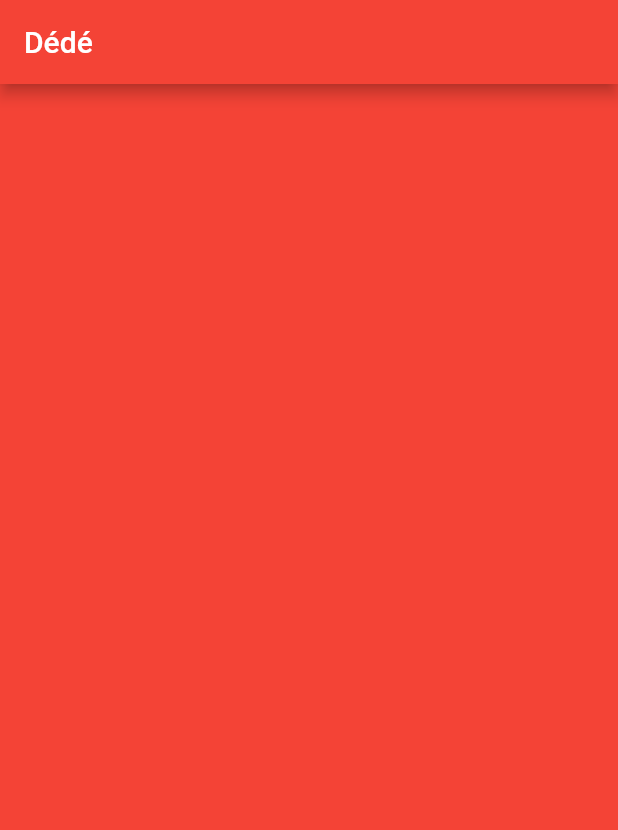
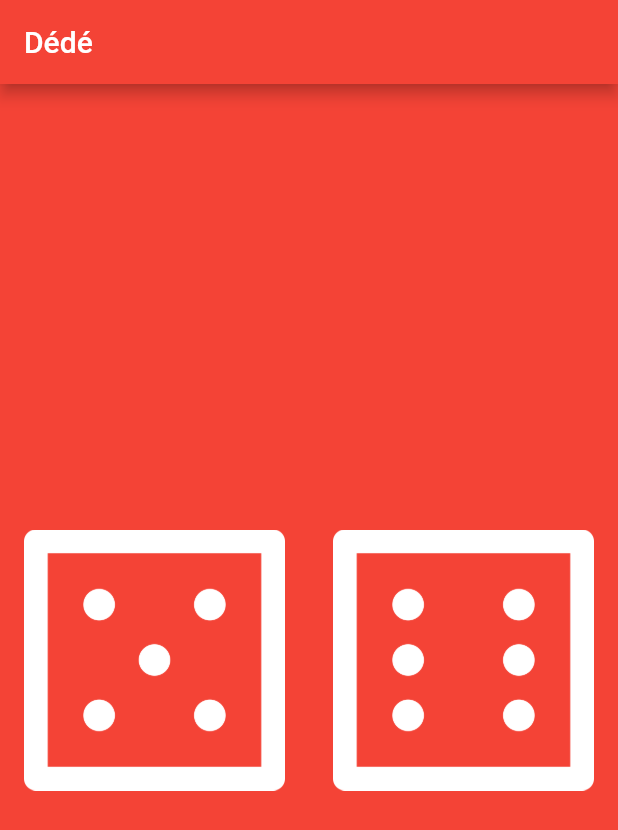
Before and after one commit to EtienneVformateur/correctiondede, a Flutter app: the screen it shows after launch, on a phone screen of 412 x 824 dp. Shown: the top 830 px of the screen. Run offline on Flutter 3.47's test engine with Material 2 defaults, Android fonts, the phone set to English and light mode, and no system bars.

Commit message:
Modifier la face du de

```diff
--- a/lib/main.dart
+++ b/lib/main.dart
@@ -16,8 +16,25 @@ void main() {
 }
 
 class DicePage extends StatelessWidget {
+  int leftDiceNumber = 5;
+  int rightDiceNumber = 6;
   @override
   Widget build(BuildContext context) {
-    return Container();
+    return Center(
+      child: Row(
+        children: [
+          Expanded(
+              child: Padding(
+            padding: const EdgeInsets.all(16.0),
+            child: Image.asset("images/dice$leftDiceNumber.png"),
+          )),
+          Expanded(
+              child: Padding(
+            padding: const EdgeInsets.all(16.0),
+            child: Image.asset("images/dice$rightDiceNumber.png"),
+          )),
+        ],
+      ),
+    );
   }
 }
```
